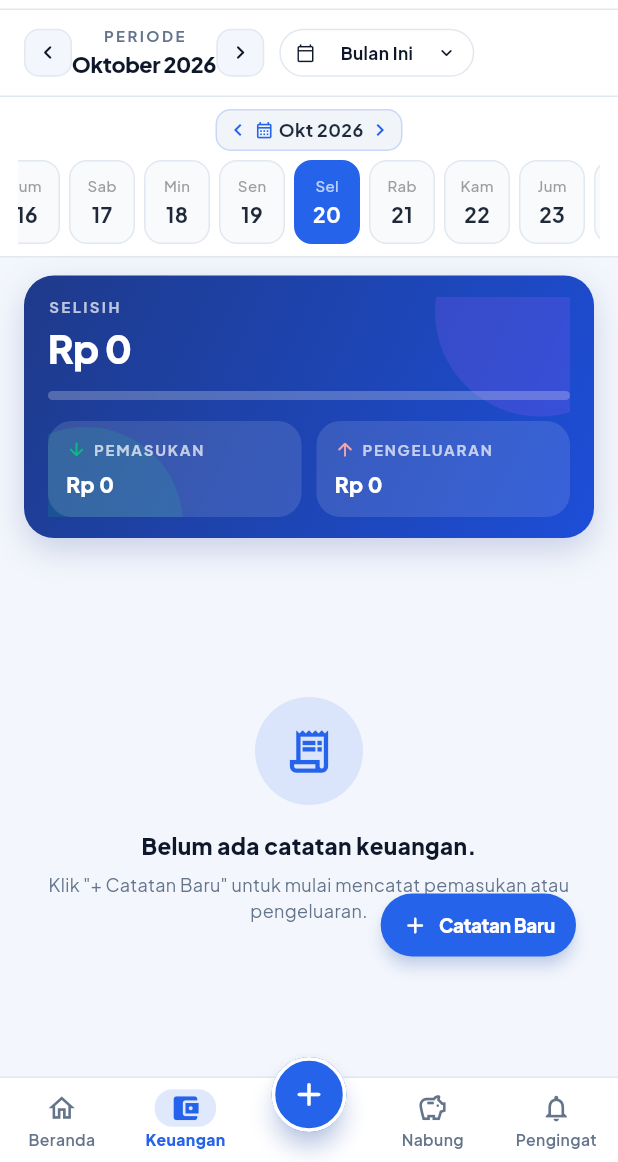
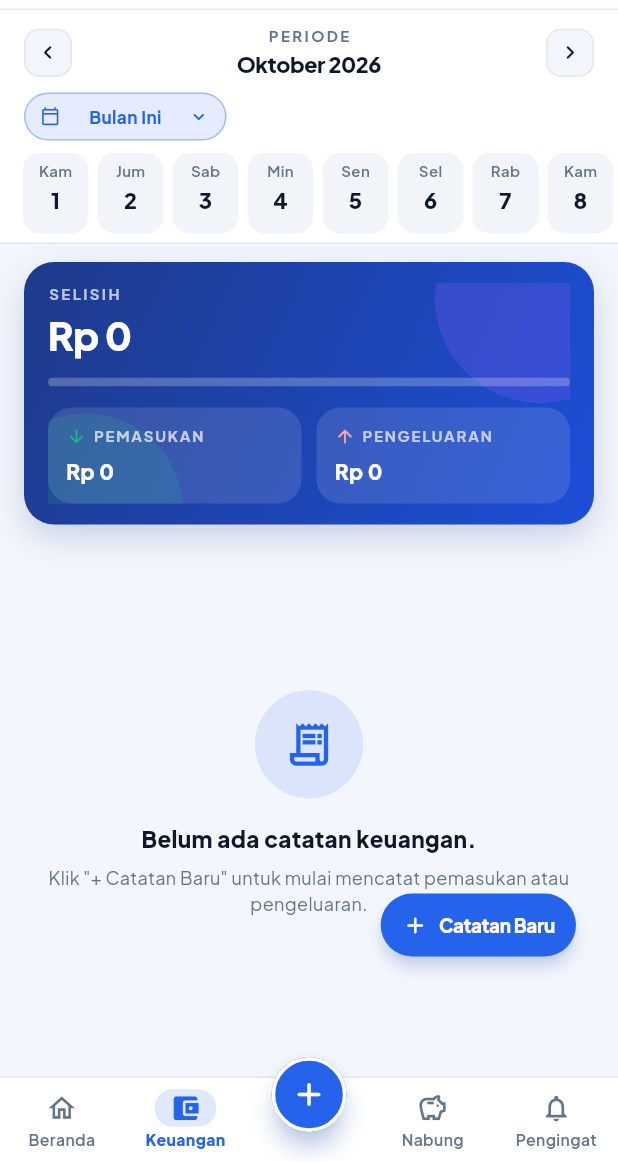
Before and after one commit to INCOFFEE7/LifeSync, a Flutter app: the screen it shows after launch, item 2 of the bottom bar chosen, on a phone screen of 412 x 824 dp, the part 74-1236 px from its top. Run offline on Flutter 3.47's test engine with Material 3 defaults, Android fonts, the phone set to English and light mode, and no system bars; our stand-ins replace audioplayers, file_picker, flutter_local_notifications, flutter_riverpod, flutter_secure_storage, google_fonts and 8 more; missing offline and left inert: googleapis, home_widget, workmanager; accounts and stored records are empty; generated files the repository leaves out were written again; statements that could not run were skipped; key blocks and very long unbroken strings in the code were emptied for the run.

Commit message:
fix(ui): fix financial records filter layout crash and restore interactive day strip

```diff
--- a/lifesync_app/lib/presentation/pages/financial_records_home_page.dart
+++ b/lifesync_app/lib/presentation/pages/financial_records_home_page.dart
@@ -4,7 +4,6 @@ import 'package:intl/intl.dart';
 import 'package:lifesync_app/presentation/providers/financial_note_providers.dart';
 import 'package:lifesync_app/presentation/pages/add_edit_financial_note_page.dart';
 import 'package:lifesync_app/presentation/pages/financial_note_detail_page.dart';
-import 'package:lifesync_app/presentation/widgets/month_day_picker_widget.dart';
 import 'package:lifesync_app/config/app_variant.dart';
 import 'package:lifesync_app/presentation/widgets/ls_design.dart';
 
@@ -18,12 +17,14 @@ class FinancialRecordsHomePage extends ConsumerStatefulWidget {
 class _FinancialRecordsHomePageState extends ConsumerState<FinancialRecordsHomePage> {
   final NumberFormat _fmt = NumberFormat('#,###', 'id_ID');
   DateTime _selectedDate = DateTime.now();
+  DateTime? _selectedDay;
   String _periodScope = 'month'; // 'month', 'all', 'range'
   DateTimeRange? _selectedDateRange;
 
   void resetToToday() {
     setState(() {
       _selectedDate = DateTime.now();
+      _selectedDay = null;
       _periodScope = 'month';
       _selectedDateRange = null;
     });
@@ -36,12 +37,19 @@ class _FinancialRecordsHomePageState extends ConsumerState<FinancialRecordsHomeP
       final end = DateTime(_selectedDateRange!.end.year, _selectedDateRange!.end.month, _selectedDateRange!.end.day, 23, 59, 59);
       return date.isAfter(start.subtract(const Duration(seconds: 1))) && date.isBefore(end.add(const Duration(seconds: 1)));
     }
-    return date.year == _selectedDate.year && date.month == _selectedDate.month;
+    // Scope: month
+    final isSameMonth = date.year == _selectedDate.year && date.month == _selectedDate.month;
+    if (!isSameMonth) return false;
+    if (_selectedDay != null) {
+      return date.day == _selectedDay!.day;
+    }
+    return true;
   }
 
   void _shiftMonth(int delta) {
     setState(() {
       _selectedDate = DateTime(_selectedDate.year, _selectedDate.month + delta, 1);
+      _selectedDay = null;
     });
   }
 
@@ -55,6 +63,7 @@ class _FinancialRecordsHomePageState extends ConsumerState<FinancialRecordsHomeP
     if (picked != null && mounted) {
       setState(() {
         _selectedDate = picked;
+        _selectedDay = null;
         _periodScope = 'month';
       });
     }
@@ -85,6 +94,7 @@ class _FinancialRecordsHomePageState extends ConsumerState<FinancialRecordsHomeP
       setState(() {
         _selectedDateRange = picked;
         _periodScope = 'range';
+        _selectedDay = null;
       });
     }
   }
@@ -161,27 +171,133 @@ class _FinancialRecordsHomePageState extends ConsumerState<FinancialRecordsHomeP
     );
   }
 
-  Widget _filterHeader() {
-    return Column(
-      mainAxisSize: MainAxisSize.min,
+  Widget _buildDayStrip(List<NoteWithItems> allNotes) {
+    final daysInMonth = DateTime(_selectedDate.year, _selectedDate.month + 1, 0).day;
+    final isDark = Theme.of(context).brightness == Brightness.dark;
+
+    final activeDays = <int>{};
+    for (final note in allNotes) {
+      if (note.note.date.year == _selectedDate.year && note.note.date.month == _selectedDate.month) {
+        activeDays.add(note.note.date.day);
+      }
+    }
+
+    return Container(
+      height: 60,
+      padding: const EdgeInsets.only(bottom: 6),
+      child: ListView.builder(
+        scrollDirection: Axis.horizontal,
+        padding: const EdgeInsets.symmetric(horizontal: 12),
+        itemCount: daysInMonth,
+        itemBuilder: (context, idx) {
+          final day = idx + 1;
+          final date = DateTime(_selectedDate.year, _selectedDate.month, day);
+          final isSelected = _selectedDay != null &&
+              _selectedDay!.year == date.year &&
+              _selectedDay!.month == date.month &&
+              _selectedDay!.day == date.day;
+          final isToday = DateTime.now().year == date.year &&
+              DateTime.now().month == date.month &&
+              DateTime.now().day == date.day;
+          final hasNotes = activeDays.contains(day);
+          final dayName = DateFormat('E', 'id_ID').format(date);
+
+          return GestureDetector(
+            onTap: () {
+              setState(() {
+                if (isSelected) {
+                  _selectedDay = null;
+                } else {
+                  _selectedDay = date;
+                }
+              });
+            },
+            child: AnimatedContainer(
+              duration: const Duration(milliseconds: 150),
+              width: 44,
+              margin: const EdgeInsets.symmetric(horizontal: 3),
+              decoration: BoxDecoration(
+                color: isSelected
+                    ? LsColors.brand
+                    : (isDark ? const Color(0xFF1E293B) : const Color(0xFFF1F5F9)),
+                borderRadius: BorderRadius.circular(12),
+                border: Border.all(
+                  color: isSelected
+                      ? LsColors.brand
+                      : (isToday
+                          ? LsColors.brand.withValues(alpha: 0.5)
+                          : Colors.transparent),
+                  width: isToday ? 1.5 : 1.0,
+                ),
+              ),
+              child: Column(
+                mainAxisAlignment: MainAxisAlignment.center,
                 children: [
-        // ── Baris 1: navigasi bulan + capsule dropdown scope ──────────
+                  Text(
+                    dayName,
+                    style: TextStyle(
+                      fontSize: 10,
+                      fontWeight: FontWeight.w600,
+                      color: isSelected
+                          ? Colors.white.withValues(alpha: 0.85)
+                          : LsColors.mute(context),
+                    ),
+                  ),
+                  const SizedBox(height: 2),
+                  Text(
+                    '$day',
+                    style: TextStyle(
+                      fontSize: 14.5,
+                      fontWeight: FontWeight.w800,
+                      color: isSelected
+                          ? Colors.white
+                          : LsColors.ink(context),
+                    ),
+                  ),
+                  const SizedBox(height: 2),
                   Container(
-          padding: const EdgeInsets.fromLTRB(16, 8, 16, 8),
+                    width: 4,
+                    height: 4,
+                    decoration: BoxDecoration(
+                      shape: BoxShape.circle,
+                      color: isSelected
+                          ? Colors.white
+                          : (hasNotes ? LsColors.brand : Colors.transparent),
+                    ),
+                  ),
+                ],
+              ),
+            ),
+          );
+        },
+      ),
+    );
+  }
+
+  Widget _filterHeader(List<NoteWithItems> allNotes) {
+    return Container(
       decoration: BoxDecoration(
         color: LsColors.surface(context),
         border: Border(bottom: BorderSide(color: LsColors.line(context))),
       ),
+      child: Column(
+        mainAxisSize: MainAxisSize.min,
+        crossAxisAlignment: CrossAxisAlignment.stretch,
+        children: [
+          // Baris 1: Navigasi Bulan (identik dengan Pengingat)
+          Padding(
+            padding: const EdgeInsets.fromLTRB(16, 8, 16, 6),
+            child: _monthNav(),
+          ),
+          // Baris 2: Capsule scope dropdown
+          Padding(
+            padding: const EdgeInsets.fromLTRB(16, 0, 16, 8),
             child: Row(
               children: [
-              // Navigasi bulan (panah kiri/kanan + label bulan di tengah)
-              _monthNav(),
-              const SizedBox(width: 10),
-              // Capsule scope dropdown
                 LsCapsuleDropdown<String>(
-                width: 130,
+                  width: 135,
                   value: _periodScope,
-                isHighlighted: _periodScope != 'month',
+                  isHighlighted: _periodScope != 'all',
                   options: const [
                     LsDropdownOption(value: 'month', label: 'Bulan Ini', icon: Icons.calendar_today_outlined),
                     LsDropdownOption(value: 'all', label: 'Semua Data', icon: Icons.all_inclusive_outlined),
@@ -193,27 +309,46 @@ class _FinancialRecordsHomePageState extends ConsumerState<FinancialRecordsHomeP
                     } else {
                       setState(() {
                         _periodScope = val;
+                        _selectedDay = null;
                         if (val == 'month') _selectedDate = DateTime.now();
                       });
                     }
                   },
                 ),
+                if (_periodScope == 'month' && _selectedDay != null) ...[
+                  const SizedBox(width: 8),
+                  InkWell(
+                    onTap: () => setState(() => _selectedDay = null),
+                    borderRadius: BorderRadius.circular(16),
+                    child: Container(
+                      padding: const EdgeInsets.symmetric(horizontal: 10, vertical: 6),
+                      decoration: BoxDecoration(
+                        color: LsColors.brand.withValues(alpha: 0.12),
+                        borderRadius: BorderRadius.circular(16),
+                        border: Border.all(color: LsColors.brand.withValues(alpha: 0.3)),
+                      ),
+                      child: Row(
+                        mainAxisSize: MainAxisSize.min,
+                        children: [
+                          Text(
+                            'Tgl ${_selectedDay!.day} (Reset)',
+                            style: const TextStyle(fontSize: 11.5, fontWeight: FontWeight.bold, color: LsColors.brand),
+                          ),
+                          const SizedBox(width: 4),
+                          const Icon(Icons.close_rounded, size: 14, color: LsColors.brand),
                         ],
                       ),
                     ),
-        // ── Baris 2: day strip (hanya tampil saat scope 'month') ──────
-        if (_periodScope == 'month')
-          MonthDayPickerWidget(
-            selectedDate: _selectedDate,
-            showDayStrip: true,
-            isSeeAll: false,
-            onDateChanged: (date) {
-              setState(() {
-                _selectedDate = date;
-              });
-            },
                   ),
                 ],
+              ],
+            ),
+          ),
+          // Baris 3: Strip pilihan tanggal (hanya saat scope 'month')
+          if (_periodScope == 'month')
+            _buildDayStrip(allNotes),
+        ],
+      ),
     );
   }
 
@@ -257,7 +392,7 @@ class _FinancialRecordsHomePageState extends ConsumerState<FinancialRecordsHomeP
         onPressed: () {
           Navigator.push(
             context,
-            MaterialPageRoute(builder: (_) => AddEditFinancialNotePage(initialDate: _selectedDate)),
+            MaterialPageRoute(builder: (_) => AddEditFinancialNotePage(initialDate: _selectedDay ?? _selectedDate)),
           );
         },
         icon: Icons.add_rounded,
@@ -280,7 +415,7 @@ class _FinancialRecordsHomePageState extends ConsumerState<FinancialRecordsHomeP
 
           return Column(
             children: [
-              _filterHeader(),
+              _filterHeader(allNotes),
 
               // Period Summary (Total Pemasukan, Total Pengeluaran, Saldo)
               _buildSummaryHeader(totalIncome, totalExpense, balance, isDark),
```
Lines whose indentation alone changed are shown as unchanged.
